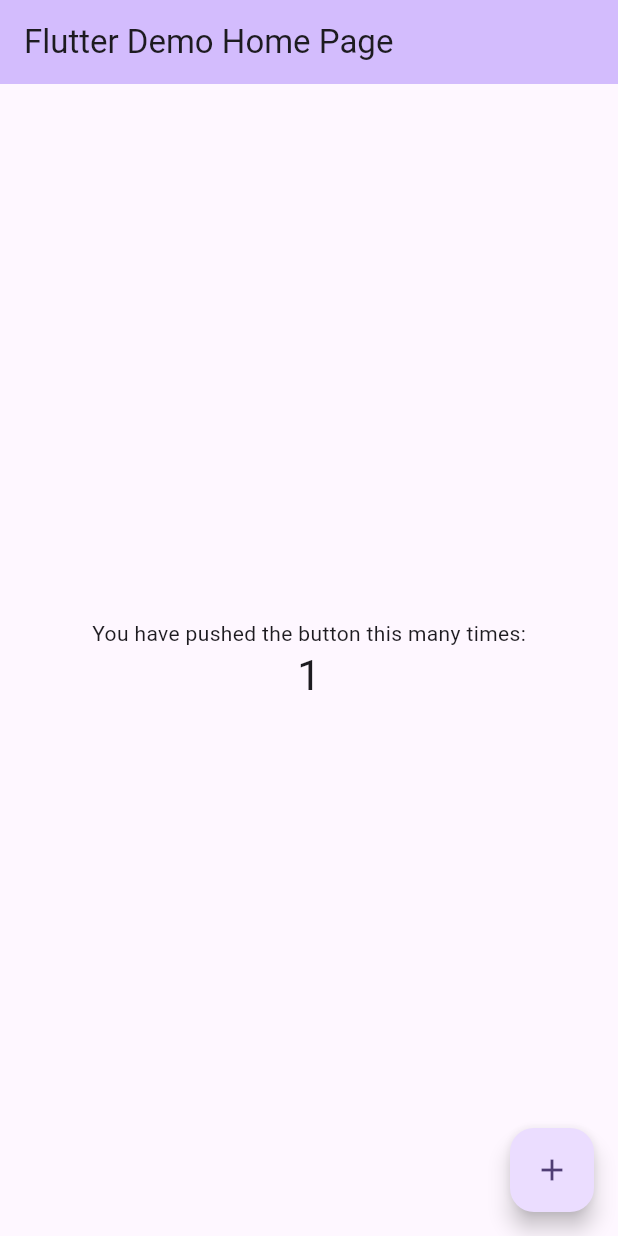
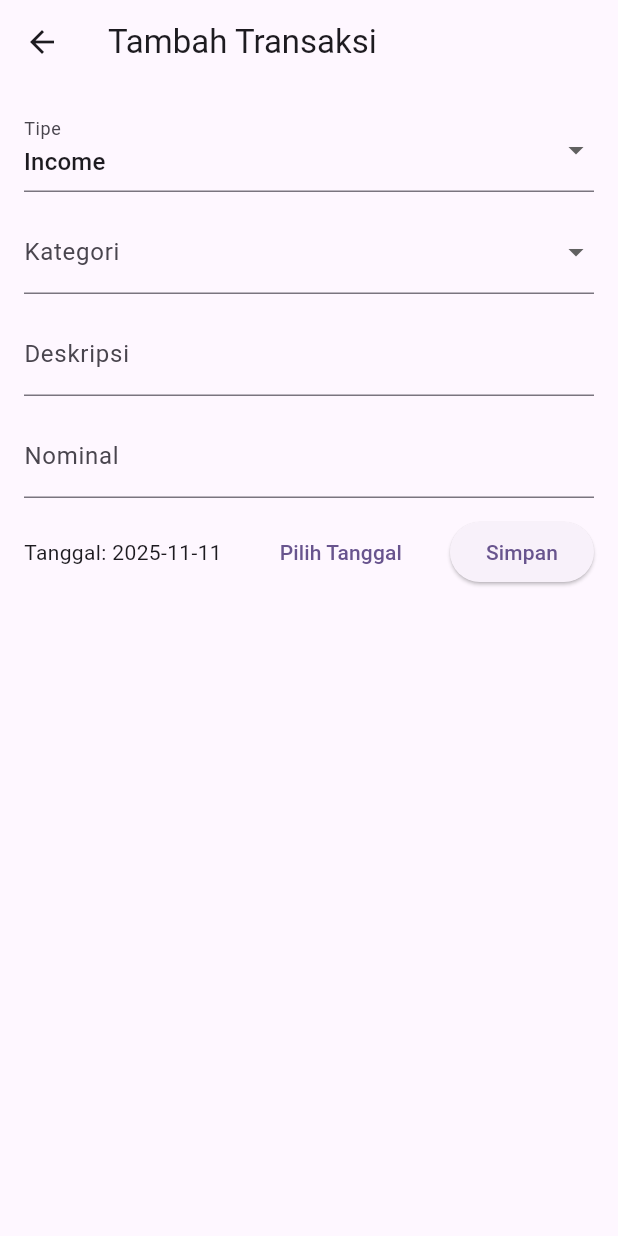
Before and after one commit to RagilCahyadi/money_tracker, a Flutter app: the screen it shows after launch, after a tap on the "add" icon, on a phone screen of 412 x 824 dp. Run offline on Flutter 3.47's test engine with Material 3 defaults, Android fonts, the phone set to English and light mode, and no system bars; our stand-ins replace sqflite; accounts and stored records are empty.

Commit message:
Adding Presentation and Repository

```diff
--- /dev/null
+++ b/lib/data/db/money_dao.dart
@@ -0,0 +1,63 @@
+import 'package:money_tracker/data/db/db_helper.dart';
+import 'package:money_tracker/data/model/transaction.dart';
+
+class MoneyDao {
+  final _dbHelper = DBHelper();
+
+  Future<int> insertTransaction(Transaction transaction) async {
+    final db = await _dbHelper.database;
+    return await db.insert('transactions', transaction.toMap());
+  }
+
+  Future<List<Transaction>> getAllTransactions() async {
+    final db = await _dbHelper.database;
+    final result = await db.query('transactions');
+
+    //log get all transactions
+    for (var map in result) {
+      print('Transaction from DB: ${Transaction.fromMap(map).toJson()}');
+    }
+
+    return result.map((map) => Transaction.fromMap(map)).toList();
+  }
+
+  Future<double> getIncome() async {
+    final db = await _dbHelper.database;
+    final incomeResult = await db.rawQuery(
+      'SELECT SUM(amount) as total_income FROM transactions WHERE type = ?',
+      ['income'],
+    );
+    return (incomeResult.first['total_income'] as num?)?.toDouble() ?? 0.0;
+  }
+
+  Future<double> getExpense() async {
+    final db = await _dbHelper.database;
+    final expenseResult = await db.rawQuery(
+      'SELECT SUM(amount) as total_expense FROM transactions WHERE type = ?',
+      ['expense'],
+    );
+    return (expenseResult.first['total_expense'] as num?)?.toDouble() ?? 0.0;
+  }
+
+  // get balance
+  Future<double> getBalance() async {
+    final income = await getIncome();
+    final expense = await getExpense();
+    return income - expense;
+  }
+
+  Future<int> updateTransaction(int id, Transaction transaction) async {
+    final db = await _dbHelper.database;
+    return await db.update(
+      'transactions',
+      transaction.toMap(),
+      where: 'id = ?',
+      whereArgs: [id],
+    );
+  }
+
+  Future<int> deleteTransaction(int id) async {
+    final db = await _dbHelper.database;
+    return await db.delete('transactions', where: 'id = ?', whereArgs: [id]);
+  }
+}
--- /dev/null
+++ b/lib/data/repository/money_repository.dart
@@ -0,0 +1,34 @@
+import 'package:money_tracker/data/db/money_dao.dart';
+import 'package:money_tracker/data/model/transaction.dart';
+
+class MoneyRepository {
+  final _moneyDao = MoneyDao();
+
+  Future<int> insertTransaction(Transaction transaction) async {
+    return await _moneyDao.insertTransaction(transaction);
+  }
+
+  Future<List<Transaction>> getAllTransactions() async {
+    return await _moneyDao.getAllTransactions();
+  }
+
+  Future<double> getIncome() async {
+    return await _moneyDao.getIncome();
+  }
+
+  Future<double> getExpense() async {
+    return await _moneyDao.getExpense();
+  }
+
+  Future<double> getBalance() async {
+    return await _moneyDao.getBalance();
+  }
+
+  Future<int> updateTransaction(int id, Transaction transaction) async {
+    return await _moneyDao.updateTransaction(id, transaction);
+  }
+
+  Future<int> deleteTransaction(int id) async {
+    return await _moneyDao.deleteTransaction(id);
+  }
+}
--- a/lib/main.dart
+++ b/lib/main.dart
@@ -1,5 +1,6 @@
 import 'package:flutter/material.dart';
 import 'package:money_tracker/data/db/db_helper.dart';
+import 'package:money_tracker/presentation/home_page.dart';
 
 void main() async {
   WidgetsFlutterBinding.ensureInitialized();
@@ -33,93 +34,7 @@ class MyApp extends StatelessWidget {
         // tested with just a hot reload.
         colorScheme: ColorScheme.fromSeed(seedColor: Colors.deepPurple),
       ),
-      home: const MyHomePage(title: 'Flutter Demo Home Page'),
+      home: const HomePage(),
     );
   }
 }
-
-class MyHomePage extends StatefulWidget {
-  const MyHomePage({super.key, required this.title});
-
-  // This widget is the home page of your application. It is stateful, meaning
-  // that it has a State object (defined below) that contains fields that affect
-  // how it looks.
-
-  // This class is the configuration for the state. It holds the values (in this
-  // case the title) provided by the parent (in this case the App widget) and
-  // used by the build method of the State. Fields in a Widget subclass are
-  // always marked "final".
-
-  final String title;
-
-  @override
-  State<MyHomePage> createState() => _MyHomePageState();
-}
-
-class _MyHomePageState extends State<MyHomePage> {
-  int _counter = 0;
-
-  void _incrementCounter() {
-    setState(() {
-      // This call to setState tells the Flutter framework that something has
-      // changed in this State, which causes it to rerun the build method below
-      // so that the display can reflect the updated values. If we changed
-      // _counter without calling setState(), then the build method would not be
-      // called again, and so nothing would appear to happen.
-      _counter++;
-    });
-  }
-
-  @override
-  Widget build(BuildContext context) {
-    // This method is rerun every time setState is called, for instance as done
-    // by the _incrementCounter method above.
-    //
-    // The Flutter framework has been optimized to make rerunning build methods
-    // fast, so that you can just rebuild anything that needs updating rather
-    // than having to individually change instances of widgets.
-    return Scaffold(
-      appBar: AppBar(
-        // TRY THIS: Try changing the color here to a specific color (to
-        // Colors.amber, perhaps?) and trigger a hot reload to see the AppBar
-        // change color while the other colors stay the same.
-        backgroundColor: Theme.of(context).colorScheme.inversePrimary,
-        // Here we take the value from the MyHomePage object that was created by
-        // the App.build method, and use it to set our appbar title.
-        title: Text(widget.title),
-      ),
-      body: Center(
-        // Center is a layout widget. It takes a single child and positions it
-        // in the middle of the parent.
-        child: Column(
-          // Column is also a layout widget. It takes a list of children and
-          // arranges them vertically. By default, it sizes itself to fit its
-          // children horizontally, and tries to be as tall as its parent.
-          //
-          // Column has various properties to control how it sizes itself and
-          // how it positions its children. Here we use mainAxisAlignment to
-          // center the children vertically; the main axis here is the vertical
-          // axis because Columns are vertical (the cross axis would be
-          // horizontal).
-          //
-          // TRY THIS: Invoke "debug painting" (choose the "Toggle Debug Paint"
-          // action in the IDE, or press "p" in the console), to see the
-          // wireframe for each widget.
-          mainAxisAlignment: MainAxisAlignment.center,
-          children: <Widget>[
-            const Text('You have pushed the button this many times:'),
-            Text(
-              '$_counter',
-              style: Theme.of(context).textTheme.headlineMedium,
-            ),
-          ],
-        ),
-      ),
-      floatingActionButton: FloatingActionButton(
-        onPressed: _incrementCounter,
-        tooltip: 'Increment',
-        child: const Icon(Icons.add),
-      ), // This trailing comma makes auto-formatting nicer for build methods.
-    );
-  }
-}
--- /dev/null
+++ b/lib/presentation/home_page.dart
@@ -0,0 +1,252 @@
+import 'package:flutter/material.dart';
+import 'package:money_tracker/data/model/transaction.dart';
+import 'package:money_tracker/data/repository/money_repository.dart';
+import 'package:money_tracker/presentation/insert_page.dart';
+
+class HomePage extends StatefulWidget {
+  const HomePage({super.key});
+
+  @override
+  State<HomePage> createState() => _HomePageState();
+}
+
+class _HomePageState extends State<HomePage> {
+  double? _balance;
+  double? _income;
+  double? _expense;
+  final _repo = MoneyRepository();
+  List<Transaction> _transactions = [];
+
+  @override
+  void initState() {
+    super.initState();
+    _getAllTransactions();
+    _loadBalance();
+    _loadIncome();
+    _loadExpense();
+  }
+
+  void _getAllTransactions() async {
+    try {
+      final txs = await _repo.getAllTransactions();
+      setState(() {
+        _transactions = txs;
+      });
+    } catch (e) {
+      // keep empty to indicate error / no data; optionally log
+      debugPrint('Failed to load transactions: $e');
+    }
+  }
+
+  void _loadBalance() async {
+    try {
+      final b = await _repo.getBalance();
+      setState(() {
+        _balance = b;
+      });
+    } catch (e) {
+      debugPrint('Gagal mengambil balance: $e');
+    }
+  }
+
+  void _loadIncome() async {
+    try {
+      final i = await _repo.getIncome();
+      setState(() {
+        _income = i;
+      });
+    } catch (e) {
+      debugPrint('Gagal mengambil income: $e');
+    }
+  }
+
+  void _loadExpense() async {
+    try {
+      final e = await _repo.getExpense();
+      setState(() {
+        _expense = e;
+      });
+    } catch (e) {
+      debugPrint('Gagal mengambil expense: $e');
+    }
+  }
+
+  @override
+  Widget build(BuildContext context) {
+    return Scaffold(
+      body: SafeArea(
+        child: Padding(
+          padding: const EdgeInsets.all(18.0),
+          child: Column(
+            children: [
+              Container(
+                width: double.infinity,
+                padding: EdgeInsets.all(8.0),
+                decoration: BoxDecoration(
+                  color: Colors.blue,
+                  borderRadius: BorderRadius.circular(8.0),
+                ),
+                child: Column(
+                  children: [
+                    Text(
+                      "Balance",
+                      style: TextStyle(
+                        color: Colors.white,
+                        fontSize: 18,
+                        fontWeight: FontWeight.bold,
+                      ),
+                    ),
+                    SizedBox(height: 4.0),
+
+                    Text(
+                      _balance == null
+                          ? "Rp0.0"
+                          : "Rp${_balance!.toStringAsFixed(2)}",
+                      style: TextStyle(
+                        color: Colors.white,
+                        fontSize: 24,
+                        fontWeight: FontWeight.bold,
+                      ),
+                    ),
+                    Row(
+                      mainAxisAlignment: MainAxisAlignment.spaceEvenly,
+                      crossAxisAlignment: CrossAxisAlignment.center,
+                      children: [
+                        Expanded(
+                          child: Container(
+                            margin: EdgeInsets.only(top: 16.0),
+                            padding: EdgeInsets.all(8.0),
+                            decoration: BoxDecoration(
+                              color: Colors.green,
+                              borderRadius: BorderRadius.circular(8.0),
+                            ),
+                            child: Column(
+                              children: [
+                                Text(
+                                  "Income",
+                                  style: TextStyle(
+                                    color: Colors.white,
+                                    fontSize: 16,
+                                    fontWeight: FontWeight.bold,
+                                  ),
+                                ),
+                                SizedBox(height: 4.0),
+                                Text(
+                                  _income == null
+                                      ? "Rp0.0"
+                                      : "Rp${_income!.toStringAsFixed(2)}",
+                                  style: TextStyle(
+                                    color: Colors.white,
+                                    fontSize: 16,
+                                    fontWeight: FontWeight.bold,
+                                  ),
+                                ),
+                              ],
+                            ),
+                          ),
+                        ),
+                        SizedBox(width: 16.0),
+
+                        Expanded(
+                          child: Container(
+                            margin: EdgeInsets.only(top: 16.0),
+                            padding: EdgeInsets.all(8.0),
+                            decoration: BoxDecoration(
+                              color: Colors.red,
+                              borderRadius: BorderRadius.circular(8.0),
+                            ),
+                            child: Column(
+                              children: [
+                                Text(
+                                  "Expense",
+                                  style: TextStyle(
+                                    color: Colors.white,
+                                    fontSize: 16,
+                                    fontWeight: FontWeight.bold,
+                                  ),
+                                ),
+                                SizedBox(height: 4.0),
+                                Text(
+                                  _expense == null
+                                      ? "Rp0.0"
+                                      : "Rp${_expense!.toStringAsFixed(2)}",
+                                  style: TextStyle(
+                                    color: Colors.white,
+                                    fontSize: 16,
+                                    fontWeight: FontWeight.bold,
+                                  ),
+                                ),
+                              ],
+                            ),
+                          ),
+                        ),
+                      ],
+                    ),
+                  ],
+                ),
+              ),
+              SizedBox(height: 24.0),
+              Text("Transactions will be listed here"),
+              Expanded(
+                child: ListView.builder(
+                  shrinkWrap: true,
+                  itemCount: _transactions.length,
+                  itemBuilder: (context, index) {
+                    final tx = _transactions[index];
+                    return ListTile(
+                      shape: Border(
+                        bottom: BorderSide(color: Colors.grey.shade300),
+                      ),
+                      style: ListTileStyle.list,
+                      title: Text(tx.description),
+                      subtitle: Text(
+                        tx.type == 'income' ? 'Income' : 'Expense',
+                        style: TextStyle(
+                          color: tx.type == 'income'
+                              ? Colors.green
+                              : Colors.red,
+                        ),
+                      ),
+                      leading: Icon(
+                        tx.type == 'income'
+                            ? Icons.arrow_circle_up
+                            : Icons.arrow_circle_down,
+                        color: tx.type == 'income' ? Colors.green : Colors.red,
+                      ),
+                      trailing: Text(
+                        "Rp${tx.amount.toStringAsFixed(2)}",
+                        style: TextStyle(
+                          fontSize: 16,
+                          color: tx.type == 'income'
+                              ? Colors.green
+                              : Colors.red,
+                        ),
+                      ),
+                    );
+                  },
+                ),
+              ),
+            ],
+          ),
+        ),
+      ),
+      floatingActionButton: FloatingActionButton(
+        onPressed: () async {
+          // Navigate to insert page
+          Navigator.push(
+            context,
+            MaterialPageRoute(builder: (context) => const InsertPage()),
+          ).then((_) {
+            // Refresh balance, income, and expense returning from insert page
+            _loadBalance();
+            _loadIncome();
+            _loadExpense();
+            _getAllTransactions();
+          });
+        },
+        tooltip: 'Add Transaction',
+        child: const Icon(Icons.add),
+      ),
+    );
+  }
+}
--- /dev/null
+++ b/lib/presentation/insert_page.dart
@@ -0,0 +1,146 @@
+import 'package:flutter/material.dart';
+import 'package:money_tracker/data/db/money_dao.dart';
+import 'package:money_tracker/data/model/transaction.dart';
+
+class InsertPage extends StatefulWidget {
+  const InsertPage({super.key});
+
+  @override
+  State<InsertPage> createState() => _InsertPageState();
+}
+
+class _InsertPageState extends State<InsertPage> {
+  List<String> categories = [
+    'Gaji',
+    'Makanan',
+    'Transportasi',
+    'Hiburan',
+    'Tagihan',
+    'Belanja',
+    'Lainnya',
+  ];
+  final _formKey = GlobalKey<FormState>();
+  final _categoryCtr = TextEditingController();
+  final _descCtr = TextEditingController();
+  final _amountCtr = TextEditingController();
+  String _type = 'income';
+  DateTime _selectedDate = DateTime.now();
+  final _dao = MoneyDao();
+
+  @override
+  void dispose() {
+    _categoryCtr.dispose();
+    _descCtr.dispose();
+    _amountCtr.dispose();
+    super.dispose();
+  }
+
+  Future<void> _pickDate() async {
+    final picked = await showDatePicker(
+      context: context,
+      initialDate: _selectedDate,
+      firstDate: DateTime(2000),
+      lastDate: DateTime(2100),
+    );
+    if (picked != null) setState(() => _selectedDate = picked);
+  }
+
+  Future<void> _save() async {
+    if (!_formKey.currentState!.validate()) return;
+    final amount = double.tryParse(_amountCtr.text) ?? 0.0;
+
+    final tx = Transaction(
+      type: _type,
+      category: _categoryCtr.text.trim(),
+      description: _descCtr.text.trim(),
+      amount: amount,
+      date: _selectedDate.toIso8601String(),
+    );
+
+    await _dao.insertTransaction(tx);
+    // return true to caller so it can refresh list if needed
+    if (mounted) Navigator.of(context).pop(true);
+  }
+
+  @override
+  Widget build(BuildContext context) {
+    return Scaffold(
+      appBar: AppBar(title: const Text('Tambah Transaksi')),
+      body: Padding(
+        padding: const EdgeInsets.all(16.0),
+        child: Form(
+          key: _formKey,
+          child: ListView(
+            children: [
+              DropdownButtonFormField<String>(
+                value: _type,
+                decoration: const InputDecoration(labelText: 'Tipe'),
+                items: const [
+                  DropdownMenuItem(value: 'income', child: Text('Income')),
+                  DropdownMenuItem(value: 'expense', child: Text('Expense')),
+                ],
+                onChanged: (v) => setState(() => _type = v ?? 'income'),
+              ),
+              const SizedBox(height: 12),
+
+              DropdownButtonFormField<String>(
+                decoration: const InputDecoration(labelText: 'Kategori'),
+                items: categories
+                    .map(
+                      (cat) => DropdownMenuItem(value: cat, child: Text(cat)),
+                    )
+                    .toList(),
+                onChanged: (v) => _categoryCtr.text = v ?? '',
+                validator: (v) =>
+                    (v == null || v.trim().isEmpty) ? 'Pilih kategori' : null,
+              ),
+              const SizedBox(height: 12),
+
+              TextFormField(
+                controller: _descCtr,
+                decoration: const InputDecoration(labelText: 'Deskripsi'),
+                validator: (v) => (v == null || v.trim().isEmpty)
+                    ? 'Masukkan deskripsi'
+                    : null,
+              ),
+              const SizedBox(height: 12),
+
+              TextFormField(
+                controller: _amountCtr,
+                decoration: const InputDecoration(labelText: 'Nominal'),
+                keyboardType: const TextInputType.numberWithOptions(
+                  decimal: true,
+                ),
+                validator: (v) {
+                  if (v == null || v.trim().isEmpty) return 'Masukkan nominal';
+                  final n = double.tryParse(v);
+                  if (n == null) return 'Masukkan angka yang valid';
+                  if (n <= 0) return 'Nominal harus lebih besar dari 0';
+                  return null;
+                },
+              ),
+              const SizedBox(height: 12),
+
+              Row(
+                children: [
+                  Expanded(
+                    child: Text(
+                      'Tanggal: ${_selectedDate.toLocal().toString().split(' ').first}',
+                    ),
+                  ),
+                  TextButton(
+                    onPressed: _pickDate,
+                    child: const Text('Pilih Tanggal'),
+                  ),
+                  const SizedBox(width: 20),
+
+                  ElevatedButton(onPressed: _save, child: const Text('Simpan')),
+                ],
+              ),
+            ],
+          ),
+        ),
+      ),
+    );
+  }
+}
```
